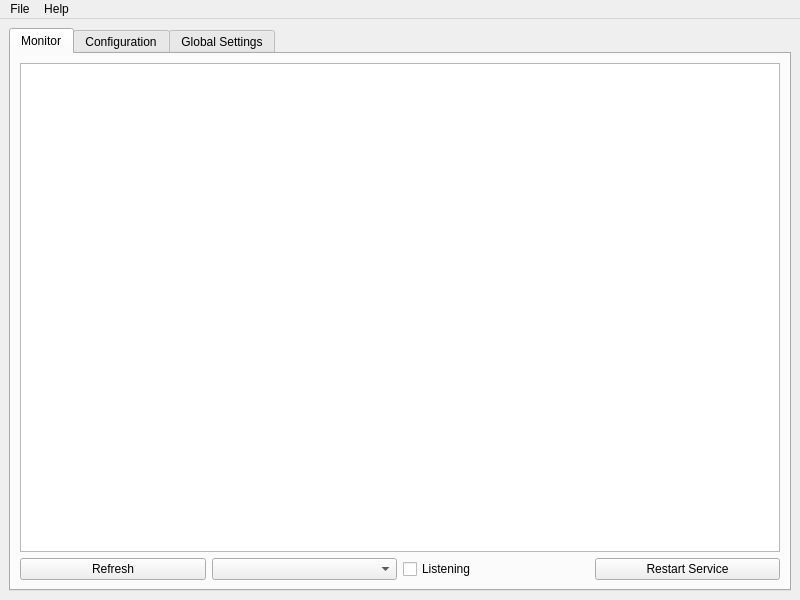
Above: ui/manager.ui from nalquas/vokey before the change. Below: the same form after it.
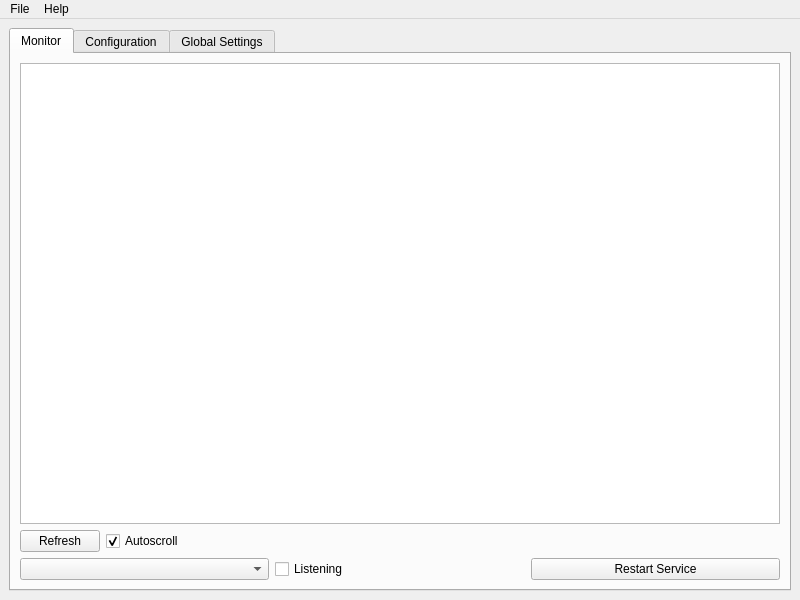
That is the form after the change. Icons and pictures are not drawn.

Patch:
```diff
--- a/ui/manager.ui
+++ b/ui/manager.ui
@@ -45,7 +45,10 @@
          </widget>
         </item>
         <item>
-         <layout class="QHBoxLayout" name="horizontalLayout">
+         <layout class="QHBoxLayout" name="horizontalLayout_5">
+          <property name="topMargin">
+           <number>0</number>
+          </property>
           <item>
            <widget class="QPushButton" name="pushButton_monitor_refresh">
             <property name="toolTip">
@@ -61,6 +64,36 @@
            </widget>
           </item>
           <item>
+           <widget class="QCheckBox" name="checkBox_monitor_autoscroll">
+            <property name="toolTip">
+             <string>&lt;html&gt;&lt;head/&gt;&lt;body&gt;&lt;p&gt;Automatic scrolling of the log&lt;/p&gt;&lt;/body&gt;&lt;/html&gt;</string>
+            </property>
+            <property name="text">
+             <string>Autoscroll</string>
+            </property>
+            <property name="checked">
+             <bool>true</bool>
+            </property>
+           </widget>
+          </item>
+          <item>
+           <spacer name="horizontalSpacer">
+            <property name="orientation">
+             <enum>Qt::Horizontal</enum>
+            </property>
+            <property name="sizeHint" stdset="0">
+             <size>
+              <width>40</width>
+              <height>20</height>
+             </size>
+            </property>
+           </spacer>
+          </item>
+         </layout>
+        </item>
+        <item>
+         <layout class="QHBoxLayout" name="horizontalLayout">
+          <item>
            <widget class="QComboBox" name="comboBox_monitor_profile">
             <property name="toolTip">
              <string>&lt;html&gt;&lt;head/&gt;&lt;body&gt;&lt;p&gt;Selected active profile&lt;/p&gt;&lt;/body&gt;&lt;/html&gt;</string>
```
Left out of the diff: 4 changed lines with no effect on the pictures.
